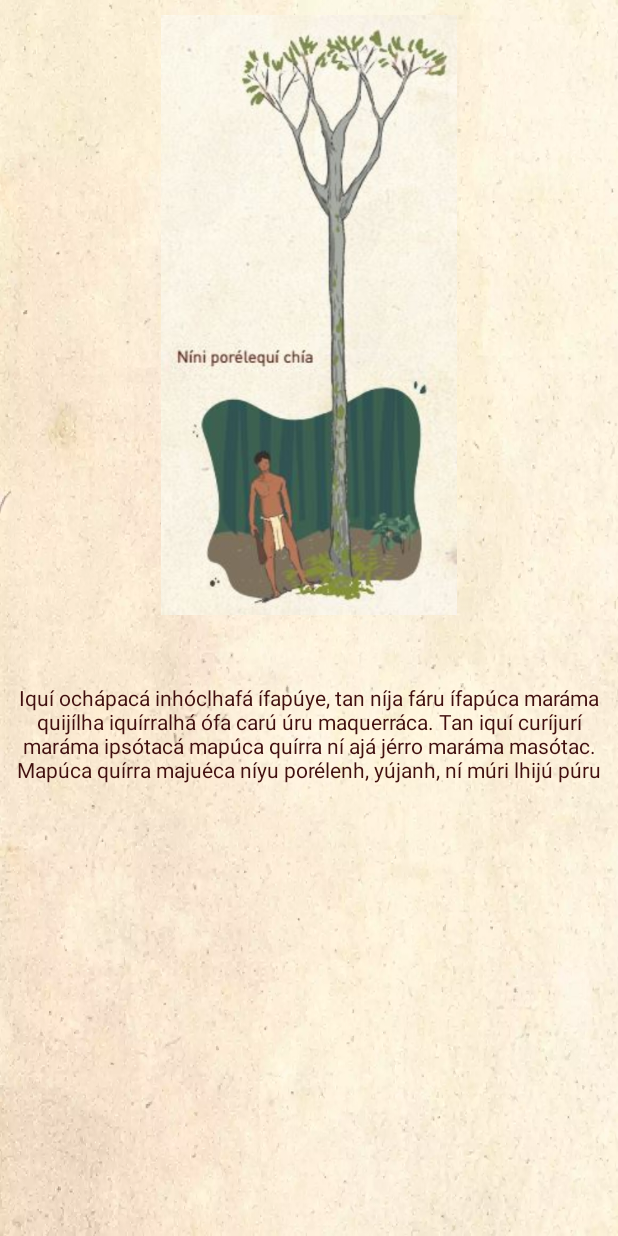
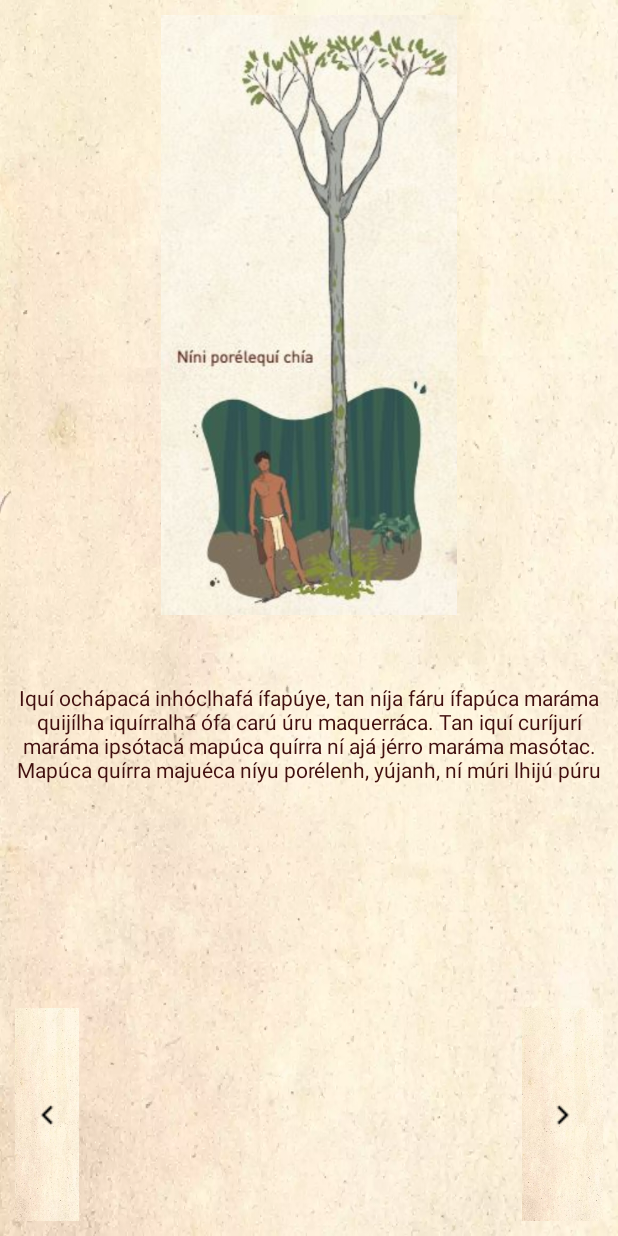
Before and after one commit to mariaisabel02/Diccionario-de-las-cosas-malecu, an Android app: the mapuca1 screen opened directly, with no data from a screen before it, on a phone screen of 412 x 824 dp. Run offline under Robolectric (Android 15) with nearby library versions, the phone set to English and light mode, and no system bars.

```diff
--- a/Diccionario/app/build.gradle
+++ b/Diccionario/app/build.gradle
@@ -10,6 +10,7 @@ android {
         versionCode 1
         versionName "1.0"
         testInstrumentationRunner "androidx.test.runner.AndroidJUnitRunner"
+        vectorDrawables.useSupportLibrary = true
     }
     buildTypes {
         release {
@@ -23,6 +24,11 @@ dependencies {
     implementation fileTree(dir: 'libs', include: ['*.jar'])
     implementation 'androidx.appcompat:appcompat:1.0.2'
     implementation 'androidx.constraintlayout:constraintlayout:1.1.3'
+    implementation 'com.google.android.material:material:1.0.0'
+    implementation 'androidx.vectordrawable:vectordrawable:1.1.0'
+    implementation 'androidx.navigation:navigation-fragment:2.0.0'
+    implementation 'androidx.navigation:navigation-ui:2.0.0'
+    implementation 'androidx.lifecycle:lifecycle-extensions:2.1.0'
     testImplementation 'junit:junit:4.12'
     androidTestImplementation 'androidx.test:runner:1.1.1'
     androidTestImplementation 'androidx.test.espresso:espresso-core:3.1.1'
--- a/Diccionario/app/src/main/AndroidManifest.xml
+++ b/Diccionario/app/src/main/AndroidManifest.xml
@@ -9,7 +9,10 @@
         android:roundIcon="@mipmap/ic_launcher_round"
         android:supportsRtl="true"
         android:theme="@style/Theme.AppCompat.NoActionBar">
-        <activity android:name=".mapuca1"></activity>
+        <activity
+            android:name=".Main2Activity"
+            android:label="@string/title_activity_main2"></activity>
+        <activity android:name=".mapuca1" />
         <activity
             android:name=".paginaPrincipal"
             android:screenOrientation="portrait" />
--- a/Diccionario/app/src/main/java/ucr/ecci/diccionariocosasmalecu/mapuca1.java
+++ b/Diccionario/app/src/main/java/ucr/ecci/diccionariocosasmalecu/mapuca1.java
@@ -2,7 +2,11 @@ package ucr.ecci.diccionariocosasmalecu;
 
 import androidx.appcompat.app.AppCompatActivity;
 
+import android.content.Context;
+import android.content.Intent;
 import android.os.Bundle;
+import android.view.View;
+import android.widget.ImageButton;
 
 public class mapuca1 extends AppCompatActivity {
 
@@ -10,5 +14,27 @@ public class mapuca1 extends AppCompatActivity {
     protected void onCreate(Bundle savedInstanceState) {
         super.onCreate(savedInstanceState);
         setContentView(R.layout.activity_mapuca);
+
+        ImageButton boton_atras = (ImageButton)findViewById(R.id.btn_atras);
+        ImageButton boton_adelante = (ImageButton)findViewById(R.id.btn_adelante);
+        final Context context = this;
+
+
+        //para cada botón poner hacia cuál actividad va
+        boton_atras.setOnClickListener(new View.OnClickListener() {
+            @Override
+            public void onClick(View v){
+                Intent intent = new Intent(context, paginaPrincipal.class);
+                startActivity(intent);
+            }
+        });
+
+        boton_adelante.setOnClickListener(new View.OnClickListener() {
+            @Override
+            public void onClick(View v){
+                Intent intent = new Intent(context, paginaPrincipal.class);
+                startActivity(intent);
+            }
+        });
     }
 }
--- a/Diccionario/app/src/main/res/layout/activity_mapuca.xml
+++ b/Diccionario/app/src/main/res/layout/activity_mapuca.xml
@@ -1,10 +1,17 @@
 <?xml version="1.0" encoding="utf-8"?>
-<LinearLayout xmlns:android="http://schemas.android.com/apk/res/android"
+<RelativeLayout xmlns:android="http://schemas.android.com/apk/res/android"
     android:layout_width="match_parent"
     android:layout_height="match_parent"
-    android:orientation="vertical"
+    xmlns:app="http://schemas.android.com/apk/res-auto"
+    android:orientation="horizontal"
     android:background="@drawable/fondo"
     android:padding="10dp">
+
+    <LinearLayout
+
+        android:layout_width="wrap_content"
+        android:layout_height="543dp"
+        android:orientation="vertical">
 
         <ImageView
             android:layout_width="match_parent"
@@ -18,5 +25,35 @@
             android:text="\n\nIquí ochápacá inhóclhafá ífapúye, tan níja fáru ífapúca maráma quijílha iquírralhá ófa carú úru maquerráca. Tan iquí curíjurí maráma ipsótacá mapúca quírra ní ajá jérro maráma masótac. Mapúca quírra majuéca níyu porélenh, yújanh, ní múri lhijú púru"
             android:textColor="#410F0F" />
 
+    </LinearLayout>
 
-</LinearLayout>
+    <ImageButton
+        android:id="@+id/btn_atras"
+        android:layout_width="wrap_content"
+        android:layout_height="wrap_content"
+        android:layout_alignParentEnd="true"
+        android:layout_alignParentRight="true"
+        android:layout_marginStart="0dp"
+        android:layout_marginLeft="0dp"
+        android:layout_marginTop="662dp"
+        android:layout_marginEnd="349dp"
+        android:layout_marginRight="349dp"
+        android:gravity="end|bottom"
+        android:background="@drawable/fondo"
+        app:srcCompat="@drawable/atras" />
+
+    <ImageButton
+        android:id="@+id/btn_adelante"
+        android:layout_width="wrap_content"
+        android:layout_height="wrap_content"
+        android:layout_alignParentStart="true"
+        android:layout_alignParentLeft="true"
+        android:layout_alignParentTop="true"
+        android:layout_marginStart="338dp"
+        android:layout_marginLeft="338dp"
+        android:layout_marginTop="662dp"
+        android:gravity="end|bottom"
+        android:background="@drawable/fondo"
+        app:srcCompat="@drawable/adelante" />
+
+</RelativeLayout>
--- /dev/null
+++ b/Diccionario/app/src/main/res/values/dimens.xml
@@ -0,0 +1,5 @@
+<resources>
+    <!-- Default screen margins, per the Android Design guidelines. -->
+    <dimen name="activity_horizontal_margin">16dp</dimen>
+    <dimen name="activity_vertical_margin">16dp</dimen>
+</resources>
--- a/Diccionario/app/src/main/res/values/strings.xml
+++ b/Diccionario/app/src/main/res/values/strings.xml
@@ -1,3 +1,7 @@
 <resources>
     <string name="app_name">DiccionarioCosasMalecu</string>
+    <string name="title_activity_main2">Main2Activity</string>
+    <string name="title_home">Home</string>
+    <string name="title_dashboard">Dashboard</string>
+    <string name="title_notifications">Notifications</string>
 </resources>
```
Also changed, not shown: Diccionario/app/src/main/java/ucr/ecci/diccionariocosasmalecu/ui/dashboard/DashboardViewModel.java (added, +19 -0 lines), Diccionario/app/src/main/java/ucr/ecci/diccionariocosasmalecu/ui/home/HomeViewModel.java (added, +19 -0 lines), Diccionario/app/src/main/res/navigation/mobile_navigation.xml (added, +25 -0 lines), Diccionario/app/src/main/res/drawable/adelante.png (added), Diccionario/app/src/main/res/drawable/atras.png (added). Lines whose indentation alone changed are shown as unchanged.
